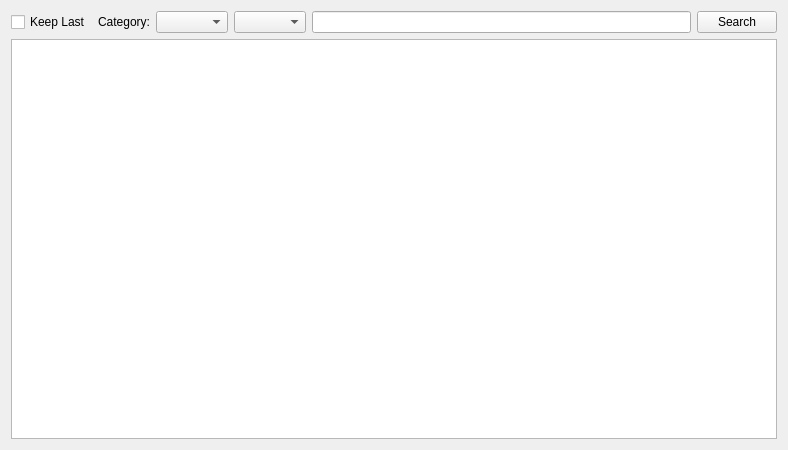
Old version of the form widgets/helpquerywg.ui in the repository SunStorm2018/media-debuger.
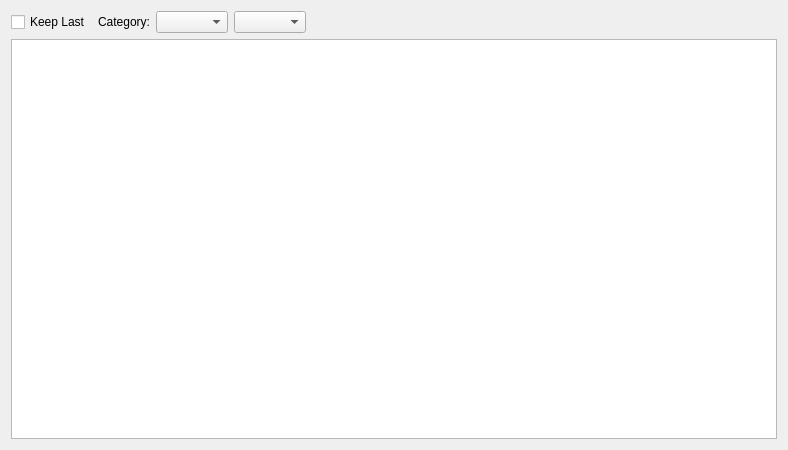
New version of the form.

```diff
--- a/widgets/helpquerywg.ui
+++ b/widgets/helpquerywg.ui
@@ -37,14 +37,17 @@
       <widget class="QComboBox" name="param_combox"/>
      </item>
      <item>
-      <widget class="QLineEdit" name="search_input_le"/>
-     </item>
-     <item>
-      <widget class="QPushButton" name="search_btn">
-       <property name="text">
-        <string>Search</string>
+      <spacer name="horizontalSpacer">
+       <property name="orientation">
+        <enum>Qt::Horizontal</enum>
        </property>
-      </widget>
+       <property name="sizeHint" stdset="0">
+        <size>
+         <width>40</width>
+         <height>20</height>
+        </size>
+       </property>
+      </spacer>
      </item>
     </layout>
    </item>
```
